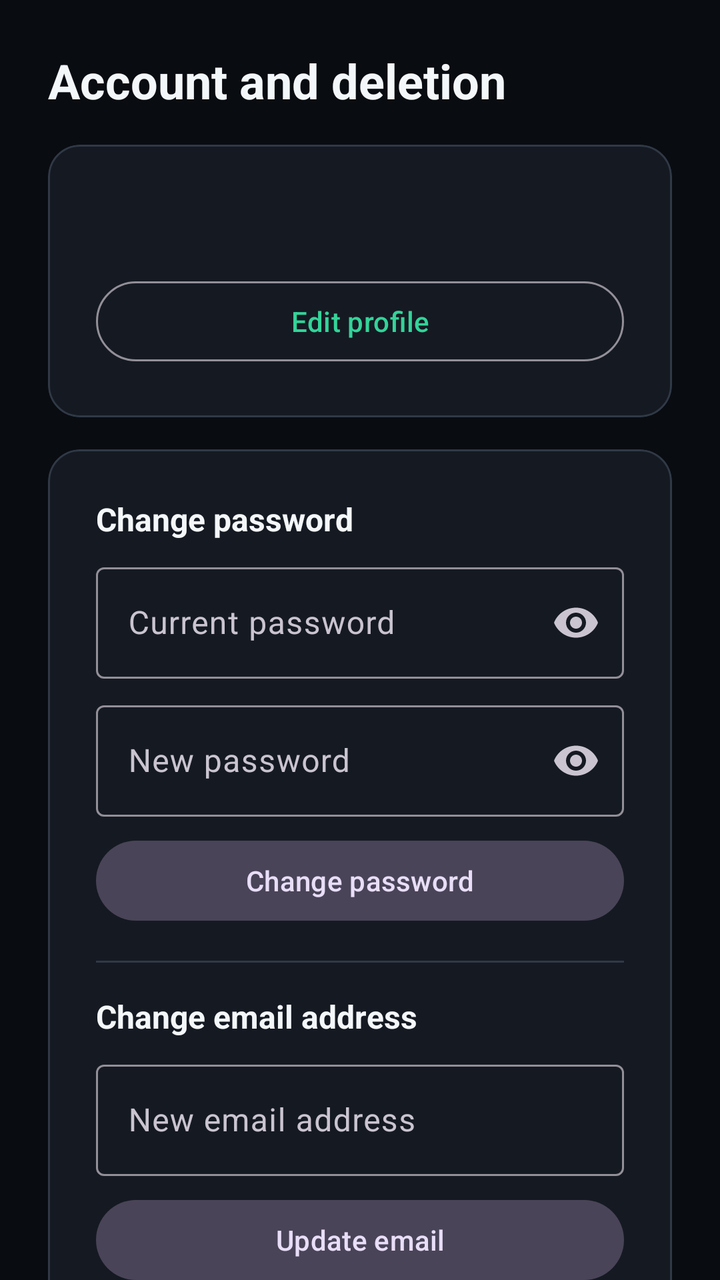
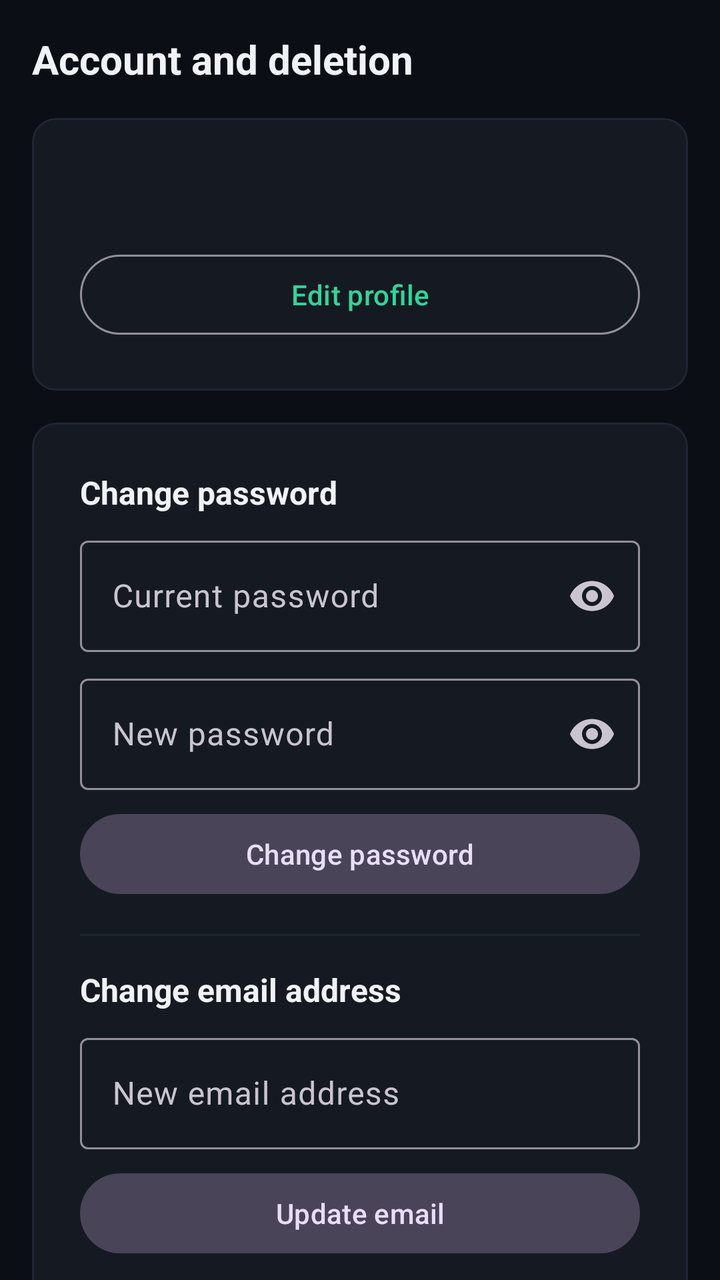

Compare the two renders of this Android layout. The source of the first and the diff that turns it into the second are given below.
<!-- AndroidManifest.xml: application theme Theme.Prottasha -->
<!-- res/layout/activity_account.xml -->
<?xml version="1.0" encoding="utf-8"?>
<androidx.core.widget.NestedScrollView xmlns:android="http://schemas.android.com/apk/res/android"
    xmlns:app="http://schemas.android.com/apk/res-auto"
    android:layout_width="match_parent"
    android:layout_height="match_parent">

    <LinearLayout
        android:layout_width="match_parent"
        android:layout_height="wrap_content"
        android:orientation="vertical"
        android:padding="@dimen/spacing_large">

        <TextView
            android:layout_width="match_parent"
            android:layout_height="wrap_content"
            android:text="@string/account_title"
            android:textColor="@color/color_text_primary"
            android:textSize="@dimen/text_headline"
            android:textStyle="bold" />

        
        <com.google.android.material.card.MaterialCardView
            android:layout_width="match_parent"
            android:layout_height="wrap_content"
            android:layout_marginTop="@dimen/spacing_medium"
            app:cardBackgroundColor="@color/color_surface_card"
            app:cardCornerRadius="16dp"
            app:strokeColor="@color/color_border_subtle"
            app:strokeWidth="1dp">

            <LinearLayout
                android:layout_width="match_parent"
                android:layout_height="wrap_content"
                android:orientation="vertical"
                android:padding="@dimen/spacing_large">

                <TextView
                    android:id="@+id/account_email_display"
                    android:layout_width="match_parent"
                    android:layout_height="wrap_content"
                    android:textColor="@color/color_text_primary"
                    android:textSize="18sp"
                    android:textStyle="bold" />

                <com.google.android.material.button.MaterialButton
                    android:id="@+id/account_edit_profile_button"
                    style="@style/Widget.Material3.Button.OutlinedButton"
                    android:layout_width="match_parent"
                    android:layout_height="wrap_content"
                    android:layout_marginTop="@dimen/spacing_medium"
                    android:minHeight="@dimen/touch_target_min"
                    android:text="@string/account_edit_profile_action" />
            </LinearLayout>
        </com.google.android.material.card.MaterialCardView>

        
        <com.google.android.material.card.MaterialCardView
            android:layout_width="match_parent"
            android:layout_height="wrap_content"
            android:layout_marginTop="@dimen/spacing_medium"
            app:cardBackgroundColor="@color/color_surface_card"
            app:cardCornerRadius="16dp"
            app:strokeColor="@color/color_border_subtle"
            app:strokeWidth="1dp">

            <LinearLayout
                android:layout_width="match_parent"
                android:layout_height="wrap_content"
                android:orientation="vertical"
                android:padding="@dimen/spacing_large">

                <TextView
                    android:layout_width="match_parent"
                    android:layout_height="wrap_content"
                    android:text="@string/account_change_password_title"
                    android:textColor="@color/color_text_primary"
                    android:textSize="16sp"
                    android:textStyle="bold" />

                <com.google.android.material.textfield.TextInputLayout
                    android:id="@+id/account_reauth_password_layout"
                    style="@style/Widget.Material3.TextInputLayout.OutlinedBox"
                    android:layout_width="match_parent"
                    android:layout_height="wrap_content"
                    android:layout_marginTop="@dimen/spacing_small"
                    android:hint="@string/account_current_password"
                    app:endIconMode="password_toggle">

                    <com.google.android.material.textfield.TextInputEditText
                        android:id="@+id/account_reauth_password_input"
                        android:layout_width="match_parent"
                        android:layout_height="wrap_content"
                        android:inputType="textPassword"
                        android:maxLines="1"
                        android:saveEnabled="false" />
                </com.google.android.material.textfield.TextInputLayout>

                <com.google.android.material.textfield.TextInputLayout
                    android:id="@+id/account_new_password_layout"
                    style="@style/Widget.Material3.TextInputLayout.OutlinedBox"
                    android:layout_width="match_parent"
                    android:layout_height="wrap_content"
                    android:layout_marginTop="@dimen/spacing_small"
                    android:hint="@string/account_new_password"
                    app:endIconMode="password_toggle">

                    <com.google.android.material.textfield.TextInputEditText
                        android:id="@+id/account_new_password_input"
                        android:layout_width="match_parent"
                        android:layout_height="wrap_content"
                        android:inputType="textPassword"
                        android:maxLines="1"
                        android:saveEnabled="false" />
                </com.google.android.material.textfield.TextInputLayout>

                <com.google.android.material.button.MaterialButton
                    android:id="@+id/account_change_password_button"
                    style="@style/Widget.Material3.Button.TonalButton"
                    android:layout_width="match_parent"
                    android:layout_height="wrap_content"
                    android:layout_marginTop="@dimen/spacing_small"
                    android:minHeight="@dimen/touch_target_min"
                    android:text="@string/account_change_password_action" />

                <View
                    android:layout_width="match_parent"
                    android:layout_height="1dp"
                    android:layout_marginTop="@dimen/spacing_medium"
                    android:layout_marginBottom="@dimen/spacing_medium"
                    android:background="@color/color_border_subtle" />

                <TextView
                    android:layout_width="match_parent"
                    android:layout_height="wrap_content"
                    android:text="@string/account_change_email_title"
                    android:textColor="@color/color_text_primary"
                    android:textSize="16sp"
                    android:textStyle="bold" />

                <com.google.android.material.textfield.TextInputLayout
                    android:id="@+id/account_new_email_layout"
                    style="@style/Widget.Material3.TextInputLayout.OutlinedBox"
                    android:layout_width="match_parent"
                    android:layout_height="wrap_content"
                    android:layout_marginTop="@dimen/spacing_small"
                    android:hint="@string/account_new_email">

                    <com.google.android.material.textfield.TextInputEditText
                        android:id="@+id/account_new_email_input"
                        android:layout_width="match_parent"
                        android:layout_height="wrap_content"
                        android:inputType="textEmailAddress"
                        android:maxLines="1" />
                </com.google.android.material.textfield.TextInputLayout>

                <com.google.android.material.button.MaterialButton
                    android:id="@+id/account_change_email_button"
                    style="@style/Widget.Material3.Button.TonalButton"
                    android:layout_width="match_parent"
                    android:layout_height="wrap_content"
                    android:layout_marginTop="@dimen/spacing_small"
                    android:minHeight="@dimen/touch_target_min"
                    android:text="@string/account_change_email_action" />

            </LinearLayout>
        </com.google.android.material.card.MaterialCardView>

        
        <com.google.android.material.card.MaterialCardView
            android:layout_width="match_parent"
            android:layout_height="wrap_content"
            android:layout_marginTop="@dimen/spacing_medium"
            app:cardBackgroundColor="@color/color_surface_card"
            app:cardCornerRadius="16dp"
            app:strokeColor="@color/color_border_subtle"
            app:strokeWidth="1dp">

            <LinearLayout
                android:layout_width="match_parent"
                android:layout_height="wrap_content"
                android:orientation="vertical"
                android:padding="@dimen/spacing_large">

                <com.google.android.material.button.MaterialButton
                    android:id="@+id/account_sign_out_button"
                    style="@style/Widget.Material3.Button.OutlinedButton"
                    android:layout_width="match_parent"
                    android:layout_height="wrap_content"
                    android:minHeight="@dimen/touch_target_min"
                    android:text="@string/account_sign_out_action" />

                <com.google.android.material.button.MaterialButton
                    android:id="@+id/account_switch_button"
                    style="@style/Widget.Material3.Button.OutlinedButton"
                    android:layout_width="match_parent"
                    android:layout_height="wrap_content"
                    android:layout_marginTop="@dimen/spacing_small"
                    android:minHeight="@dimen/touch_target_min"
                    android:text="@string/account_switch_action" />

                <com.google.android.material.button.MaterialButton
                    android:id="@+id/account_remove_local_button"
                    style="@style/Widget.Material3.Button.TextButton"
                    android:layout_width="match_parent"
                    android:layout_height="wrap_content"
                    android:layout_marginTop="@dimen/spacing_small"
                    android:minHeight="@dimen/touch_target_min"
                    android:text="@string/account_remove_local_data_action"
                    android:textColor="@color/color_crisis" />

            </LinearLayout>
        </com.google.android.material.card.MaterialCardView>

        
        <com.google.android.material.card.MaterialCardView
            android:layout_width="match_parent"
            android:layout_height="wrap_content"
            android:layout_marginTop="@dimen/spacing_medium"
            app:cardBackgroundColor="@color/color_surface_card"
            app:cardCornerRadius="16dp"
            app:strokeColor="@color/color_crisis"
            app:strokeWidth="1dp">

            <LinearLayout
                android:layout_width="match_parent"
                android:layout_height="wrap_content"
                android:orientation="vertical"
                android:padding="@dimen/spacing_large">

                <TextView
                    android:layout_width="match_parent"
                    android:layout_height="wrap_content"
                    android:text="@string/account_delete_action"
                    android:textColor="@color/color_crisis"
                    android:textSize="16sp"
                    android:textStyle="bold" />

                <TextView
                    android:layout_width="match_parent"
                    android:layout_height="wrap_content"
                    android:layout_marginTop="@dimen/spacing_small"
                    android:text="@string/account_delete_explanation"
                    android:textColor="@color/color_text_secondary"
                    android:textSize="@dimen/text_body" />

                <TextView
                    android:id="@+id/account_status"
                    android:layout_width="match_parent"
                    android:layout_height="wrap_content"
                    android:layout_marginTop="@dimen/spacing_medium"
                    android:accessibilityLiveRegion="polite"
                    android:text="@string/account_ready"
                    android:textColor="@color/color_text_primary"
                    android:textSize="@dimen/text_body" />

                <com.google.android.material.textfield.TextInputLayout
                    android:id="@+id/account_password_layout"
                    style="@style/Widget.Material3.TextInputLayout.OutlinedBox"
                    android:layout_width="match_parent"
                    android:layout_height="wrap_content"
                    android:layout_marginTop="@dimen/spacing_medium"
                    android:hint="@string/account_current_password"
                    app:endIconMode="password_toggle">

                    <com.google.android.material.textfield.TextInputEditText
                        android:id="@+id/account_password_input"
                        android:layout_width="match_parent"
                        android:layout_height="wrap_content"
                        android:autofillHints="password"
                        android:inputType="textPassword"
                        android:maxLines="1"
                        android:saveEnabled="false" />
                </com.google.android.material.textfield.TextInputLayout>

                <com.google.android.material.checkbox.MaterialCheckBox
                    android:id="@+id/account_confirm_checkbox"
                    android:layout_width="match_parent"
                    android:layout_height="wrap_content"
                    android:layout_marginTop="@dimen/spacing_small"
                    android:minHeight="@dimen/touch_target_min"
                    android:text="@string/account_delete_confirmation" />

                <com.google.android.material.button.MaterialButton
                    android:id="@+id/account_delete_button"
                    android:layout_width="match_parent"
                    android:layout_height="wrap_content"
                    android:layout_marginTop="@dimen/spacing_medium"
                    android:minHeight="@dimen/touch_target_min"
                    android:text="@string/account_delete_action"
                    app:backgroundTint="@color/color_crisis" />

                <com.google.android.material.button.MaterialButton
                    android:id="@+id/account_retry_button"
                    style="@style/Widget.Material3.Button.OutlinedButton"
                    android:layout_width="match_parent"
                    android:layout_height="wrap_content"
                    android:layout_marginTop="@dimen/spacing_small"
                    android:minHeight="@dimen/touch_target_min"
                    android:text="@string/account_retry_cleanup"
                    android:visibility="gone" />

            </LinearLayout>
        </com.google.android.material.card.MaterialCardView>

    </LinearLayout>
</androidx.core.widget.NestedScrollView>
<!-- resources referenced by this layout -->
<resources>
  <color name="color_border_subtle">@color/color_border</color>
  <color name="color_crisis">#F87171</color>
  <color name="color_surface_card">@color/color_surface</color>
  <color name="color_text_primary">#F4F7FA</color>
  <color name="color_text_secondary">#A9B3C0</color>
  <dimen name="spacing_large">24dp</dimen>
  <dimen name="spacing_medium">16dp</dimen>
  <dimen name="spacing_small">8dp</dimen>
  <dimen name="text_body">16sp</dimen>
  <dimen name="text_headline">24sp</dimen>
  <dimen name="touch_target_min">48dp</dimen>
  <string name="account_change_email_action">Update email</string>
  <string name="account_change_email_title">Change email address</string>
  <string name="account_change_password_action">Change password</string>
  <string name="account_change_password_title">Change password</string>
  <string name="account_current_password">Current password</string>
  <string name="account_delete_action">Delete account</string>
  <string name="account_delete_confirmation">I understand that account deletion is permanent.</string>
  <string name="account_delete_explanation">Deletion first verifies your password, quarantines encrypted local data, removes owned cloud data, deletes Firebase Authentication last, then destroys local keys. A failed cloud or Auth step restores the quarantine.</string>
  <string name="account_edit_profile_action">Edit profile</string>
  <string name="account_new_email">New email address</string>
  <string name="account_new_password">New password</string>
  <string name="account_ready">Enter your current password and confirm permanent deletion.</string>
  <string name="account_remove_local_data_action">Remove local data &amp; sign out</string>
  <string name="account_retry_cleanup">Retry local cleanup</string>
  <string name="account_sign_out_action">Sign out</string>
  <string name="account_switch_action">Switch account</string>
  <string name="account_title">Account and deletion</string>
  <style name="Theme.Prottasha" parent="Theme.Material3.Dark.NoActionBar">
          <item name="android:windowBackground">@color/color_background</item>
          <item name="android:colorBackground">@color/color_background</item>
          <item name="colorSurface">@color/color_surface</item>
          <item name="colorSurfaceVariant">@color/color_surface_raised</item>
          <item name="colorPrimary">@color/color_hope</item>
          <item name="colorOnPrimary">@color/color_on_hope</item>
          <item name="colorSecondary">@color/color_identity</item>
          <item name="colorOnSecondary">@color/color_on_identity</item>
          <item name="colorError">@color/color_crisis</item>
          <item name="colorOnError">@color/color_on_crisis</item>
          <item name="android:textColorPrimary">@color/color_text_primary</item>
          <item name="android:textColorSecondary">@color/color_text_secondary</item>
          <item name="android:navigationBarColor">@color/color_background</item>
          <item name="android:statusBarColor">@color/color_background</item>
          <item name="android:windowLightStatusBar">false</item>
      </style>
  <color name="color_border">#303946</color>
  <color name="color_surface">#151A22</color>
  <color name="color_background">#090C11</color>
  <color name="color_surface_raised">#202833</color>
  <color name="color_hope">#34D399</color>
  <color name="color_on_hope">#090C11</color>
  <color name="color_identity">#7C8DFF</color>
  <color name="color_on_identity">#090C11</color>
  <color name="color_on_crisis">#090C11</color>
</resources>

<!-- the commit's change to res/layout/activity_account.xml (unified diff, before → after) -->
@@ -8,7 +8,7 @@
         android:layout_width="match_parent"
         android:layout_height="wrap_content"
         android:orientation="vertical"
-        android:padding="@dimen/spacing_large">
+        android:padding="@dimen/spacing_medium">
 
         <TextView
             android:layout_width="match_parent"
@@ -24,7 +24,7 @@
             android:layout_height="wrap_content"
             android:layout_marginTop="@dimen/spacing_medium"
             app:cardBackgroundColor="@color/color_surface_card"
-            app:cardCornerRadius="16dp"
+            app:cardCornerRadius="@dimen/card_corner_radius"
             app:strokeColor="@color/color_border_subtle"
             app:strokeWidth="1dp">
 
@@ -59,7 +59,7 @@
             android:layout_height="wrap_content"
             android:layout_marginTop="@dimen/spacing_medium"
             app:cardBackgroundColor="@color/color_surface_card"
-            app:cardCornerRadius="16dp"
+            app:cardCornerRadius="@dimen/card_corner_radius"
             app:strokeColor="@color/color_border_subtle"
             app:strokeWidth="1dp">
 
@@ -171,7 +171,7 @@
             android:layout_height="wrap_content"
             android:layout_marginTop="@dimen/spacing_medium"
             app:cardBackgroundColor="@color/color_surface_card"
-            app:cardCornerRadius="16dp"
+            app:cardCornerRadius="@dimen/card_corner_radius"
             app:strokeColor="@color/color_border_subtle"
             app:strokeWidth="1dp">
 
@@ -217,7 +217,7 @@
             android:layout_height="wrap_content"
             android:layout_marginTop="@dimen/spacing_medium"
             app:cardBackgroundColor="@color/color_surface_card"
-            app:cardCornerRadius="16dp"
+            app:cardCornerRadius="@dimen/card_corner_radius"
             app:strokeColor="@color/color_crisis"
             app:strokeWidth="1dp">
 
<!-- resource entries referenced after the edit -->
@@ -1,15 +1,16 @@
 <!-- resources referenced by this layout -->
 <resources>
-  <color name="color_border_subtle">@color/color_border</color>
+  <color name="color_border_subtle">#1F2633</color>
   <color name="color_crisis">#F87171</color>
   <color name="color_surface_card">@color/color_surface</color>
-  <color name="color_text_primary">#F4F7FA</color>
-  <color name="color_text_secondary">#A9B3C0</color>
+  <color name="color_text_primary">#F0F3F6</color>
+  <color name="color_text_secondary">#9DA7B3</color>
+  <dimen name="card_corner_radius">12dp</dimen>
   <dimen name="spacing_large">24dp</dimen>
   <dimen name="spacing_medium">16dp</dimen>
   <dimen name="spacing_small">8dp</dimen>
-  <dimen name="text_body">16sp</dimen>
-  <dimen name="text_headline">24sp</dimen>
+  <dimen name="text_body">14sp</dimen>
+  <dimen name="text_headline">20sp</dimen>
   <dimen name="touch_target_min">48dp</dimen>
   <string name="account_change_email_action">Update email</string>
   <string name="account_change_email_title">Change email address</string>
@@ -45,14 +46,13 @@
           <item name="android:statusBarColor">@color/color_background</item>
           <item name="android:windowLightStatusBar">false</item>
       </style>
-  <color name="color_border">#303946</color>
   <color name="color_surface">#151A22</color>
-  <color name="color_background">#090C11</color>
-  <color name="color_surface_raised">#202833</color>
+  <color name="color_background">#0B0E14</color>
+  <color name="color_surface_raised">#1C232D</color>
   <color name="color_hope">#34D399</color>
-  <color name="color_on_hope">#090C11</color>
+  <color name="color_on_hope">#0B0E14</color>
   <color name="color_identity">#7C8DFF</color>
-  <color name="color_on_identity">#090C11</color>
-  <color name="color_on_crisis">#090C11</color>
+  <color name="color_on_identity">#0B0E14</color>
+  <color name="color_on_crisis">#0B0E14</color>
 </resources>
 
